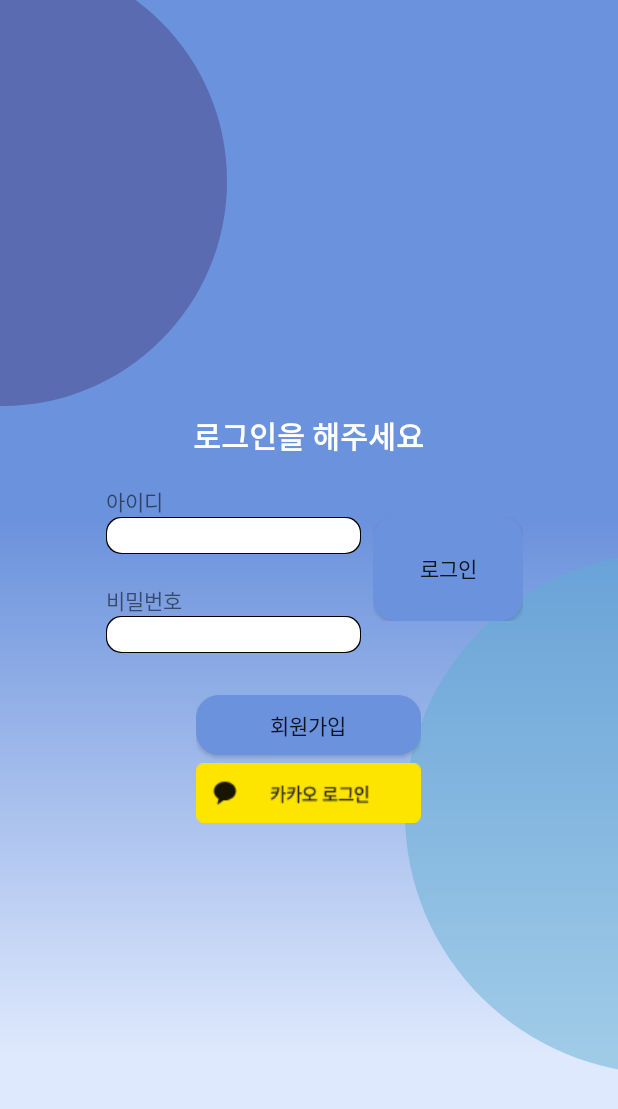
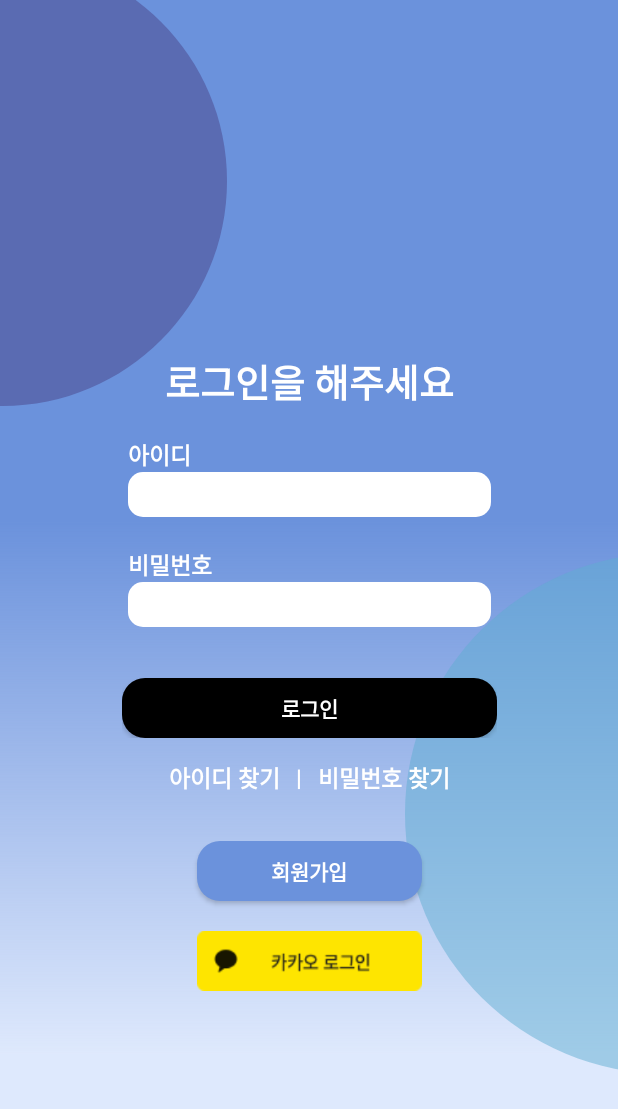
Before and after one commit to carehalcare/carehalcare_manage, an Android app: the screen it shows after launch (LoginActivity), on a phone screen of 412 x 824 dp. Shown: the top 1109 px of the screen. Run offline under Robolectric (Android 15) with nearby library versions, the phone set to English and light mode, and no system bars.

Commit message:
랜딩, 로그인 UI 수정

```diff
--- a/app/src/main/res/drawable/background_signup.xml
+++ b/app/src/main/res/drawable/background_signup.xml
@@ -4,8 +4,8 @@
     <item
         android:id="@+id/rectangle_1"
         android:width="450dp"
-        android:height="800dp"
-        android:drawable="@drawable/rectangle_1" >
+        android:height="900dp"
+        android:drawable="@drawable/rectangle_3" >
 
     </item>
 
--- /dev/null
+++ b/app/src/main/res/drawable/et_round.xml
@@ -0,0 +1,9 @@
+<?xml version="1.0" encoding="utf-8"?>
+<layer-list xmlns:android="http://schemas.android.com/apk/res/android">
+
+    <!-- Background -->
+    <item> <shape> <solid android:color="#ffffff" />
+        <corners android:radius="10dp"/>
+    </shape> </item>
+
+</layer-list>
--- a/app/src/main/res/layout/activity_login.xml
+++ b/app/src/main/res/layout/activity_login.xml
@@ -1,38 +1,42 @@
 <?xml version="1.0" encoding="utf-8"?>
-<LinearLayout xmlns:android="http://schemas.android.com/apk/res/android"
+<androidx.constraintlayout.widget.ConstraintLayout
+    xmlns:android="http://schemas.android.com/apk/res/android"
     xmlns:app="http://schemas.android.com/apk/res-auto"
     xmlns:tools="http://schemas.android.com/tools"
     android:layout_width="match_parent"
     android:layout_height="match_parent"
-    android:gravity="center"
-    android:orientation="vertical"
-    android:background="@drawable/background_login" >
+    android:background="@drawable/background_login">
 
     <TextView
         android:layout_width="wrap_content"
         android:layout_height="wrap_content"
+        app:layout_constraintBottom_toTopOf="@+id/Input"
+        app:layout_constraintLeft_toLeftOf="parent"
+        app:layout_constraintRight_toRightOf="parent"
+        android:layout_marginBottom="10dp"
         android:text="로그인을 해주세요"
         android:textColor="@color/white"
         android:textStyle="bold"
-        android:textSize="20dp"/>
+        android:textSize="25dp"/>
 
     <LinearLayout
+        android:id="@+id/Input"
         android:layout_width="wrap_content"
         android:layout_height="wrap_content"
-        android:layout_gravity="center"
-        android:layout_marginStart="10dp"
-        android:layout_marginTop="10dp"
-        android:layout_marginEnd="10dp"
-        android:layout_marginBottom="10dp">
+        android:orientation="vertical"
+        app:layout_constraintBottom_toBottomOf="parent"
+        app:layout_constraintTop_toTopOf="parent"
+        app:layout_constraintLeft_toLeftOf="parent"
+        app:layout_constraintRight_toRightOf="parent">
 
         <LinearLayout
-            android:layout_width="wrap_content"
+            android:layout_width="250dp"
             android:layout_height="wrap_content"
             android:layout_margin="4dp"
             android:orientation="vertical">
 
             <LinearLayout
-                android:layout_width="wrap_content"
+                android:layout_width="match_parent"
                 android:layout_height="wrap_content"
                 android:layout_margin="4dp"
                 android:orientation="vertical">
@@ -40,66 +44,104 @@
                 <TextView
                     android:layout_width="wrap_content"
                     android:layout_height="wrap_content"
+                    android:textColor="@color/white"
+                    android:textStyle="bold"
+                    android:textSize="15dp"
                     android:text="아이디" />
 
                 <EditText
                     android:id="@+id/loginidInput"
-                    android:layout_width="170dp"
-                    android:layout_height="wrap_content"
-                    android:background="@drawable/et_border"/>
+                    android:layout_width="match_parent"
+                    android:layout_height="30dp"
+                    android:inputType="text"
+                    android:background="@drawable/et_round"/>
 
                 <TextView
                     android:layout_width="wrap_content"
                     android:layout_height="wrap_content"
                     android:layout_marginTop="20dp"
+                    android:textColor="@color/white"
+                    android:textStyle="bold"
+                    android:textSize="15dp"
                     android:text="비밀번호" />
-
 
                 <EditText
                     android:id="@+id/loginpw"
-                    android:layout_width="170dp"
-                    android:layout_height="wrap_content"
+                    android:layout_width="match_parent"
+                    android:layout_height="30dp"
                     android:inputType="textPassword"
-                    android:background="@drawable/et_border"/>
+                    android:background="@drawable/et_round"/>
             </LinearLayout>
-        </LinearLayout>
-
-        <LinearLayout
-            android:layout_width="wrap_content"
-            android:layout_height="wrap_content"
-            android:layout_gravity="center"
-            android:orientation="vertical">
 
             <androidx.appcompat.widget.AppCompatButton
                 android:id="@+id/btn_login"
-                android:layout_width="100dp"
-                android:layout_height="70dp"
+                android:layout_width="match_parent"
+                android:layout_height="40dp"
+                android:layout_marginTop="30dp"
                 android:background="@drawable/round_border"
-                android:text="로그인" />
-        </LinearLayout>
+                android:backgroundTint="@color/black"
+                android:text="로그인"
+                android:textColor="@color/white"
+                android:textStyle="bold" />
 
         </LinearLayout>
 
     <LinearLayout
+        android:layout_width="match_parent"
+        android:layout_height="wrap_content"
+        android:layout_margin="5dp"
+        android:gravity="center"
+        android:orientation="horizontal">
+
+        <TextView
             android:layout_width="wrap_content"
             android:layout_height="wrap_content"
-        android:layout_gravity="center"
-        android:orientation="vertical">
+            android:textColor="@color/white"
+            android:layout_margin="5dp"
+            android:textStyle="bold"
+            android:textSize="15dp"
+            android:text="아이디 찾기" />
+        <TextView
+            android:layout_width="wrap_content"
+            android:layout_height="wrap_content"
+            android:textColor="@color/white"
+            android:layout_margin="5dp"
+            android:textStyle="bold"
+            android:textSize="15dp"
+            android:text="|" />
+        <TextView
+            android:layout_width="wrap_content"
+            android:layout_height="wrap_content"
+            android:textColor="@color/white"
+            android:layout_margin="5dp"
+            android:textStyle="bold"
+            android:textSize="15dp"
+            android:text="비밀번호 찾기" />
+    </LinearLayout>
+
+    </LinearLayout>
 
     <androidx.appcompat.widget.AppCompatButton
         android:id="@+id/btn_newuser"
         android:layout_width="150dp"
         android:layout_height="40dp"
-            android:layout_marginTop="10dp"
+        app:layout_constraintTop_toBottomOf="@+id/Input"
+        app:layout_constraintLeft_toLeftOf="parent"
+        app:layout_constraintRight_toRightOf="parent"
+        android:layout_marginTop="20dp"
         android:background="@drawable/round_border"
-            android:text="회원가입" />
+        android:text="회원가입"
+        android:textColor="@color/white"
+        android:textStyle="bold" />
 
     <ImageButton
         android:id="@+id/btn_kakao"
         android:layout_width="150dp"
         android:layout_height="40dp"
-            android:layout_marginTop="5dp"
-            android:background="@mipmap/img_kakao" />
+        android:background="@mipmap/img_kakao"
+        app:layout_constraintTop_toBottomOf="@+id/btn_newuser"
+        app:layout_constraintLeft_toLeftOf="parent"
+        app:layout_constraintRight_toRightOf="parent"
+        android:layout_marginTop="20dp"/>
 
-    </LinearLayout>
-</LinearLayout>
+</androidx.constraintlayout.widget.ConstraintLayout>
```
Also changed, not shown: app/src/main/res/layout/activity_signup.xml (+52 -23 lines), app/src/main/res/layout/activity_splash.xml (+13 -36 lines), app/src/main/res/mipmap/image_logo.png (added), app/src/main/res/mipmap/img_start.png (deleted). Lines whose indentation alone changed are shown as unchanged.
